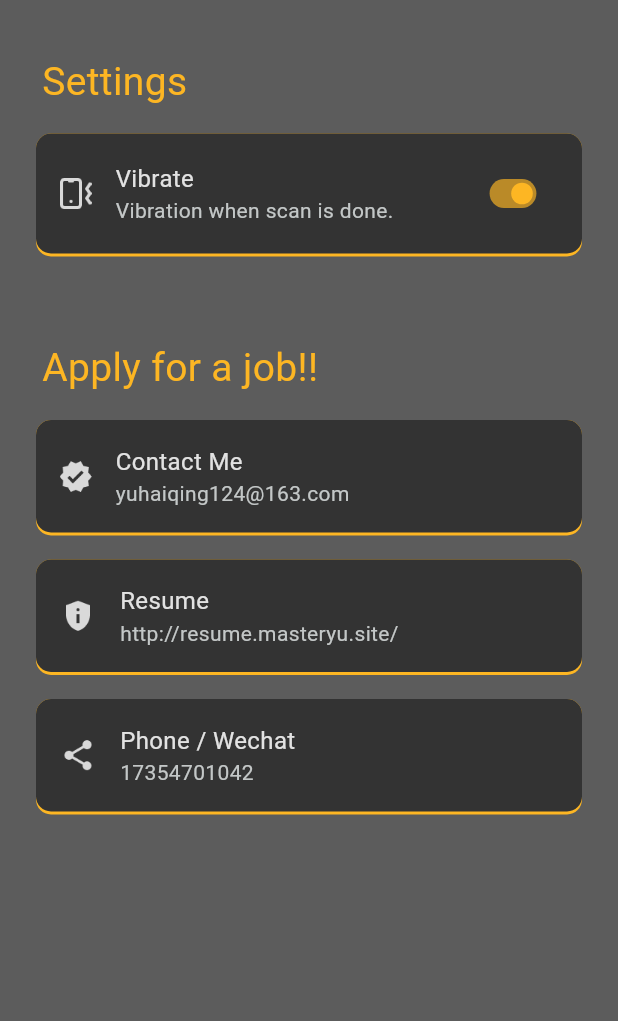
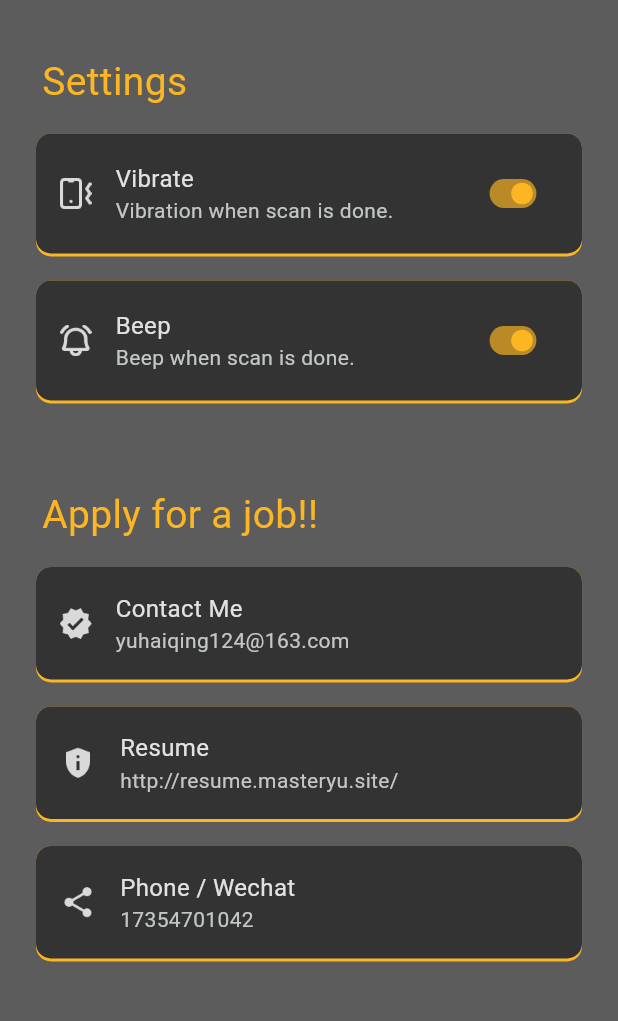
Before and after one commit to collinsyu/qrcode-tool-flutter, a Flutter app: the SettingPage screen opened directly, on a phone screen of 412 x 824 dp, the part 84-1105 px from its top. Run offline on Flutter 3.47's test engine with Material 3 defaults, Android fonts, the phone set to English and light mode, and no system bars; our stand-ins replace image_gallery_saver, image_picker, permission_handler, pretty_qr_code, sqflite, vibration; missing offline and left inert: flutter_beep, mobile_scanner; accounts and stored records are empty.

```diff
--- a/lib/core/setting.dart
+++ b/lib/core/setting.dart
@@ -1,3 +1,4 @@
 class SettingConfig {
   static bool ISVIBRATE = true;
+  static bool ISBEEP = true;
 }
--- a/lib/scan_page.dart
+++ b/lib/scan_page.dart
@@ -1,4 +1,5 @@
 import 'package:flutter/material.dart';
+import 'package:flutter_beep/flutter_beep.dart';
 
 import 'package:image_picker/image_picker.dart';
 
@@ -8,6 +9,7 @@ import './sqlite/qrcodedata.dart';
 import 'package:intl/intl.dart';
 
 import 'components/i_custom_button.dart';
+import 'core/setting.dart';
 import 'models/QrCodeItem.dart';
 
 
@@ -92,7 +94,11 @@ class _BarcodeScannerWithOverlayState extends State<BarcodeScannerWithOverlay> {
 
       //NOTE 探测到了的话，这里需要加一下防抖，因为存储和跳转是异步的，
       controller.stop();
+      if(SettingConfig.ISBEEP){
+        // FlutterBeep.beep(); // 播放一次提示音
+        FlutterBeep.playSysSound(25);
 
+      }
 
       handleSaveData(barcodeCapture.barcodes.last.displayValue ?? barcode.rawValue);
     }
--- a/lib/setting.dart
+++ b/lib/setting.dart
@@ -4,6 +4,7 @@ import 'package:flutter/widgets.dart';
 import 'package:vibration/vibration.dart';
 import '../core/setting.dart';
 import 'components/headbar.dart';
+import 'package:flutter_beep/flutter_beep.dart';
 
 class SettingPage extends StatefulWidget {
   const SettingPage({super.key});
@@ -14,12 +15,16 @@ class SettingPage extends StatefulWidget {
 
 class _SettingPageState extends State<SettingPage> with TickerProviderStateMixin {
   bool isVibrate = true;
+  bool isBeep = true;
 
   @override
   void initState() {
     super.initState();
 
     isVibrate = SettingConfig.ISVIBRATE;
+    isBeep = SettingConfig.ISBEEP;
+
+
   }
 
   @override
@@ -55,6 +60,8 @@ class _SettingPageState extends State<SettingPage> with TickerProviderStateMixin
                         fontSize: 26
                     ),),
                   ),
+
+                  // 是否震动
                   Container(
                     margin: EdgeInsets.symmetric(vertical: 8.0,horizontal: 4.0),
                     decoration: BoxDecoration(
@@ -132,7 +139,85 @@ class _SettingPageState extends State<SettingPage> with TickerProviderStateMixin
                       ),
                     ),
                   ),
+  // 是否扫描beep！！！
+                  Container(
+                    margin: EdgeInsets.symmetric(vertical: 8.0,horizontal: 4.0),
+                    decoration: BoxDecoration(
+                      color: Color(0xffFDB623),
+                      borderRadius:
+                      BorderRadius.all(Radius.circular(10.0)),
+                    ),
+                    child: Container(
+                      decoration: BoxDecoration(
+                        color: Color(0xff333333),
+                        borderRadius:
+                        BorderRadius.all(Radius.circular(10.0)),
+                      ),
+                      padding: EdgeInsets.all(16.0),
+                      margin: EdgeInsets.fromLTRB(0.0,0.0,0.0,2.0),
+                      child: Row(
+                        children: [
+                          Image.asset(
+                            'images/icon-beep.png',
+                            width: 21.0, // 设置图片的宽度
+                            height: 21.0, // 设置图片的高度
+                            fit: BoxFit.fitHeight, // 图片填充方式
+                          ),
+                          SizedBox(width: 16.0,),
+                          Expanded(
+                            child: Row(
+                              mainAxisAlignment: MainAxisAlignment.spaceBetween,
+                              children: [
+                                Column(
+                                  mainAxisAlignment: MainAxisAlignment.center,
+                                  crossAxisAlignment: CrossAxisAlignment.start,
+                                  children: [
+                                    Text("Beep",style: TextStyle(color: Color(0xffE2E2E2),fontSize: 16),),
+                                    Text("Beep when scan is done.",style: TextStyle(
+                                        color: Color(0xffC3C7C7),
+                                        fontSize: 14
+                                    ),)
+                                  ],
+                                ),
 
+
+
+                                Transform.scale(
+                                  scale: .6,
+                                  child: Switch(
+                                      value: isBeep,
+                                      activeTrackColor: Color(0xaaFDB623),
+                                      activeColor: Color(0xffFDB623),
+
+                                      inactiveTrackColor: Color(0x33FFFFFF),
+                                      inactiveThumbColor: Color(0xff979797),
+                                      materialTapTargetSize: MaterialTapTargetSize.padded,
+                                      trackOutlineWidth: MaterialStateProperty.resolveWith<double?>((Set<MaterialState> states) {
+
+                                        return 0; // Use the default width.
+                                      }),
+
+                                      onChanged: (bool _bool) async {
+                                        if(_bool){
+                                          // FlutterBeep.beep(); // 播放一次提示音
+                                          FlutterBeep.playSysSound(25);
+
+                                        }
+                                        setState(() {
+                                          isBeep = _bool;
+                                          SettingConfig.ISBEEP = _bool;
+                                        });
+
+                                      }),
+                                )
+                              ],
+                            ),
+                          )
+
+                        ],
+                      ),
+                    ),
+                  ),
 
                   SizedBox(height: 40.0,),
                   // ===============================================
--- a/pubspec.yaml
+++ b/pubspec.yaml
@@ -47,6 +47,7 @@ dependencies:
   image_gallery_saver: ^2.0.3
   flutter_launcher_icons: ^0.13.1
   vibration: ^1.8.4
+  flutter_beep: ^1.0.0
 
 
 dev_dependencies:
```
Also changed, not shown: pubspec.lock, 2 other files.
